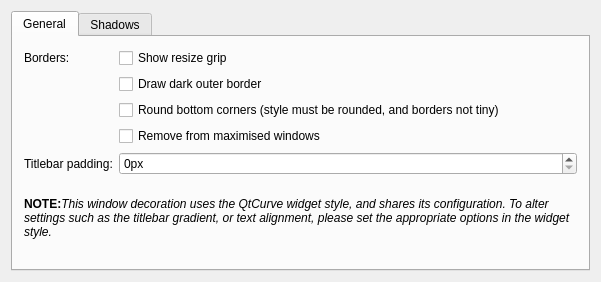
The window that kwinconfig/qtcurvekwinconfigwidget.ui (QtCurve/qtcurve) describes before a commit, drawn with Qt 5.
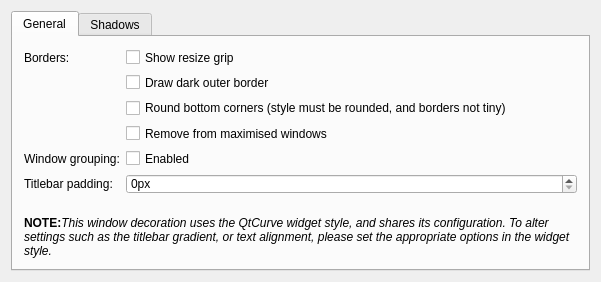
The same window after the commit. Custom widgets are drawn as their Qt base class.

Commit message: Add option to turn off window grouping feature

The edit to the form file:
```diff
--- a/kwinconfig/qtcurvekwinconfigwidget.ui
+++ b/kwinconfig/qtcurvekwinconfigwidget.ui
@@ -59,13 +59,27 @@
           </widget>
          </item>
          <item row="4" column="0">
+          <widget class="QLabel" name="label_2x">
+           <property name="text">
+            <string>Window grouping:</string>
+           </property>
+          </widget>
+         </item>
+         <item row="4" column="1">
+          <widget class="QCheckBox" name="grouping">
+           <property name="text">
+            <string>Enabled</string>
+           </property>
+          </widget>
+         </item>
+         <item row="5" column="0">
           <widget class="QLabel" name="label_2">
            <property name="text">
             <string>Titlebar padding:</string>
            </property>
           </widget>
          </item>
-         <item row="4" column="1">
+         <item row="5" column="1">
           <widget class="KIntSpinBox" name="titleBarPad">
            <property name="suffix">
             <string>px</string>
```
Left out of the diff: 1 changed line with no effect on the pictures. The commit also changes 5 other files.
